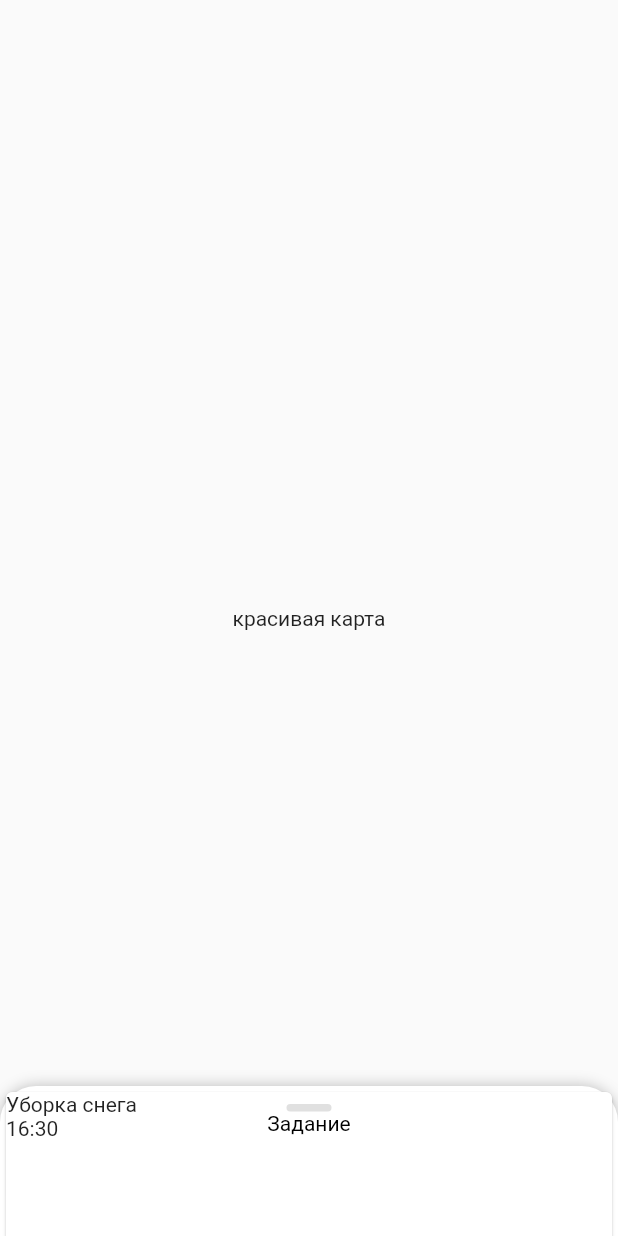
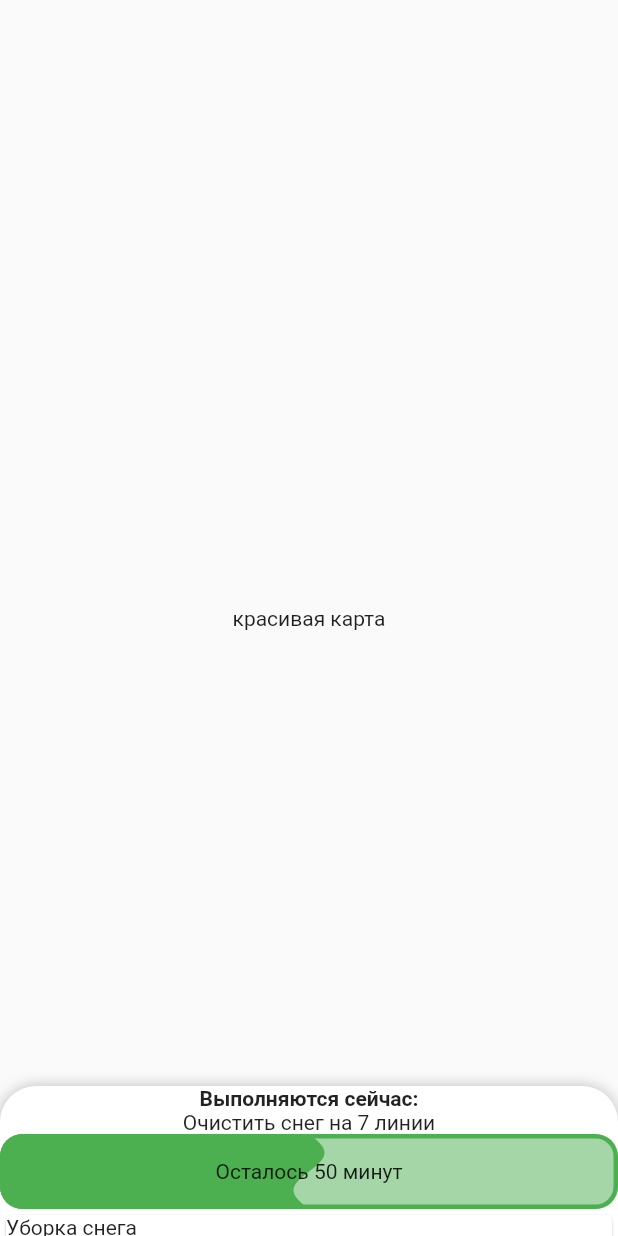
Before and after one commit to mentoster/sheremetyevo_tasks, a Flutter app: the screen it shows after launch, on a phone screen of 412 x 824 dp. Run offline on Flutter 3.47's test engine with Material 2 defaults, Android fonts, the phone set to English and light mode, and no system bars; drawn by our look-alikes of sliding_up_panel; our stand-ins replace flutter_login, liquid_progress_indicator_ns.

Commit message:
add tasks widjets

```diff
--- a/lib/Screens/mapScreen/mapScreen.dart
+++ b/lib/Screens/mapScreen/mapScreen.dart
@@ -17,34 +17,34 @@ class WayMap extends StatelessWidget {
         panel: Center(
           child: BottomMenu(),
         ),
-        collapsed: Column(
-          children: [
-            SizedBox(
-              height: 12.0,
-            ),
-            Row(
-              mainAxisAlignment: MainAxisAlignment.center,
-              children: <Widget>[
-                Container(
-                  width: 30,
-                  height: 5,
-                  decoration: BoxDecoration(
-                      color: Colors.grey[300],
-                      borderRadius: BorderRadius.all(Radius.circular(12.0))),
-                ),
-              ],
-            ),
-            Container(
-              // color: Theme.of(context).accentColor,
-              child: Center(
-                child: Text(
-                  "Задание",
-                  style: TextStyle(color: Colors.black),
-                ),
-              ),
-            ),
-          ],
-        ),
+        // collapsed: Column(
+        //   children: [
+        //     SizedBox(
+        //       height: 12.0,
+        //     ),
+        //     Row(
+        //       mainAxisAlignment: MainAxisAlignment.center,
+        //       children: <Widget>[
+        //         Container(
+        //           width: 30,
+        //           height: 5,
+        //           decoration: BoxDecoration(
+        //               color: Colors.grey[300],
+        //               borderRadius: BorderRadius.all(Radius.circular(12.0))),
+        //         ),
+        //       ],
+        //     ),
+        //     Container(
+        //       // color: Theme.of(context).accentColor,
+        //       child: Center(
+        //         child: Text(
+        //           "Задание",
+        //           style: TextStyle(color: Colors.black),
+        //         ),
+        //       ),
+        //     ),
+        //   ],
+        // ),
         body: Center(child: Text("красивая карта")),
         borderRadius: radius,
       ),
--- a/lib/Screens/mapScreen/widgets/new_task.dart
+++ b/lib/Screens/mapScreen/widgets/Tasks/new_task.dart
@@ -1,6 +1,10 @@
 import 'package:flutter/material.dart';
 
 class NewTask extends StatelessWidget {
+  const NewTask({
+    Key? key,
+  }) : super(key: key);
+
   @override
   Widget build(BuildContext context) {
     return Card(
--- /dev/null
+++ b/lib/Screens/mapScreen/widgets/Tasks/new_tasks.dart
@@ -0,0 +1,9 @@
+import 'package:flutter/material.dart';
+import 'package:sheremetyevo_tasks/Screens/mapScreen/widgets/Tasks/new_task.dart';
+
+class NewTasks extends StatelessWidget {
+  @override
+  Widget build(BuildContext context) {
+    return NewTask();
+  }
+}
--- /dev/null
+++ b/lib/Screens/mapScreen/widgets/Tasks/task.dart
@@ -0,0 +1,31 @@
+import 'package:flutter/material.dart';
+import 'package:liquid_progress_indicator_ns/liquid_progress_indicator.dart';
+
+class Task extends StatelessWidget {
+  const Task({
+    Key? key,
+  }) : super(key: key);
+
+  @override
+  Widget build(BuildContext context) {
+    return Column(
+      crossAxisAlignment: CrossAxisAlignment.center,
+      children: [
+        Text("Очистить снег на 7 линии"),
+        Container(
+          height: 50,
+          child: LiquidLinearProgressIndicator(
+            value: 0.5,
+            valueColor: AlwaysStoppedAnimation(Theme.of(context).accentColor),
+            backgroundColor: Theme.of(context).backgroundColor,
+            borderColor: Theme.of(context).accentColor,
+            borderWidth: 3.0,
+            borderRadius: 15.0,
+            direction: Axis.horizontal,
+            center: Text("Осталось 50 минут"),
+          ),
+        ),
+      ],
+    );
+  }
+}
--- /dev/null
+++ b/lib/Screens/mapScreen/widgets/Tasks/tasks.dart
@@ -0,0 +1,24 @@
+import 'package:flutter/material.dart';
+import 'package:sheremetyevo_tasks/Screens/mapScreen/widgets/Tasks/task.dart';
+
+class Tasks extends StatelessWidget {
+  const Tasks({
+    Key? key,
+  }) : super(key: key);
+
+  @override
+  Widget build(BuildContext context) {
+    return Column(
+      crossAxisAlignment: CrossAxisAlignment.center,
+      mainAxisAlignment: MainAxisAlignment.center,
+      children: [
+        Container(
+            child: Text(
+          "Выполняются сейчас:",
+          style: TextStyle(fontWeight: FontWeight.bold),
+        )),
+        Task(),
+      ],
+    );
+  }
+}
--- a/lib/Screens/mapScreen/widgets/opened_card.dart
+++ b/lib/Screens/mapScreen/widgets/opened_card.dart
@@ -1,47 +1,17 @@
 import 'package:flutter/material.dart';
-import 'package:liquid_progress_indicator_ns/liquid_progress_indicator.dart';
-import 'package:sheremetyevo_tasks/Screens/mapScreen/widgets/new_task.dart';
+import 'package:sheremetyevo_tasks/Screens/mapScreen/widgets/Tasks/new_tasks.dart';
+import 'package:sheremetyevo_tasks/Screens/mapScreen/widgets/Tasks/tasks.dart';
 
 class BottomMenu extends StatelessWidget {
   @override
   Widget build(BuildContext context) {
     return Center(
-      child: NewTask(),
+      child: Column(
+        children: [
+          Tasks(),
+          NewTasks(),
+        ],
+      ),
     );
   }
 }
-
-class Task extends StatelessWidget {
-  const Task({
-    Key? key,
-  }) : super(key: key);
-
-  @override
-  Widget build(BuildContext context) {
-    return Column(
-      crossAxisAlignment: CrossAxisAlignment.center,
-      mainAxisAlignment: MainAxisAlignment.center,
-      children: [
-        Container(
-            child: Text(
-          "Нужно:",
-          style: TextStyle(fontWeight: FontWeight.bold),
-        )),
-        Container(child: Text("Очистить снег на 7 линии")),
-        Container(
-          height: 50,
-          child: LiquidLinearProgressIndicator(
-            value: 0.5,
-            valueColor: AlwaysStoppedAnimation(Theme.of(context).accentColor),
-            backgroundColor: Theme.of(context).backgroundColor,
-            borderColor: Theme.of(context).accentColor,
-            borderWidth: 3.0,
-            borderRadius: 15.0,
-            direction: Axis.horizontal,
-            center: Text("Осталось 50 минут"),
-          ),
-        ),
-      ],
-    );
-  }
-}
--- a/pubspec.yaml
+++ b/pubspec.yaml
@@ -32,6 +32,7 @@ dependencies:
   permission_handler: ^7.1.0
   liquid_progress_indicator_ns: ^1.0.0
   flutter_local_notifications: ^5.0.0+4
+  flutter_slidable: ^0.6.0
 
 dev_dependencies:
   flutter_test:
```
Also changed, not shown: pubspec.lock.
